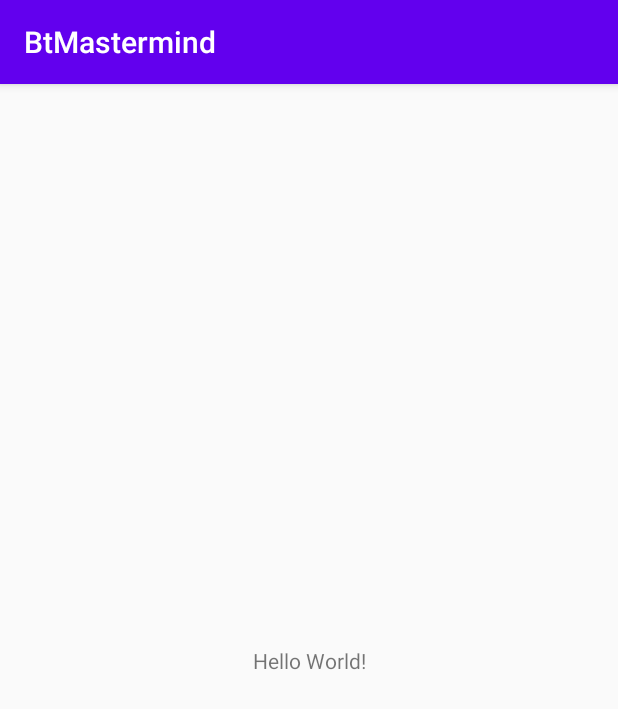
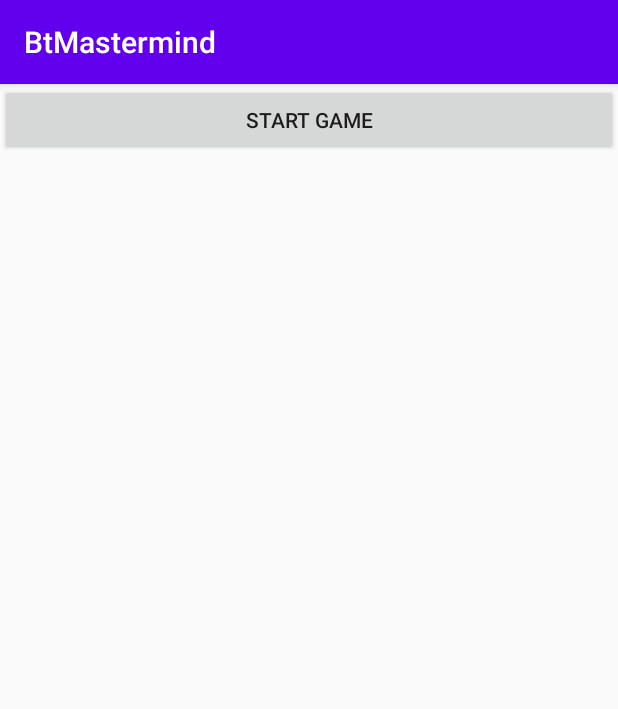
Before and after one commit to mkirilly/btmastermind, an Android app: the screen it shows after launch (MainActivity), on a phone screen of 412 x 824 dp. Shown: the top 709 px of the screen. Run offline under Robolectric (Android 15) with nearby library versions, the phone set to English and light mode, and no system bars.

Commit message:
Add empty "game activity" and button to start it
* Add a "game" activity that does not do anything at the moment.
* Replace the "Hello world!" text in the main activity with a button
that starts this new activity.
* Add in-app navigation that can take you back from the game to the
main activity.

```diff
--- a/app/src/main/res/layout/activity_main.xml
+++ b/app/src/main/res/layout/activity_main.xml
@@ -1,18 +1,17 @@
 <?xml version="1.0" encoding="utf-8"?>
-<androidx.constraintlayout.widget.ConstraintLayout xmlns:android="http://schemas.android.com/apk/res/android"
+<LinearLayout xmlns:android="http://schemas.android.com/apk/res/android"
     xmlns:app="http://schemas.android.com/apk/res-auto"
     xmlns:tools="http://schemas.android.com/tools"
     android:layout_width="match_parent"
     android:layout_height="match_parent"
+    android:orientation="vertical"
     tools:context=".MainActivity">
 
-    <TextView
-        android:layout_width="wrap_content"
+    <Button
+        android:layout_width="match_parent"
         android:layout_height="wrap_content"
-        android:text="Hello World!"
-        app:layout_constraintBottom_toBottomOf="parent"
-        app:layout_constraintLeft_toLeftOf="parent"
-        app:layout_constraintRight_toRightOf="parent"
-        app:layout_constraintTop_toTopOf="parent" />
+        android:text="@string/start_game"
+        android:onClick="startGameClicked"/>
 
-</androidx.constraintlayout.widget.ConstraintLayout>
+
+</LinearLayout>
--- a/app/src/main/res/values/strings.xml
+++ b/app/src/main/res/values/strings.xml
@@ -1,3 +1,4 @@
 <resources>
     <string name="app_name">BtMastermind</string>
+    <string name="start_game">Start game</string>
 </resources>
```
Also changed, not shown: app/src/main/AndroidManifest.xml (+8 -0 lines), app/src/main/java/com/mkirilly/btmastermind/GameActivity.java (added, +14 -0 lines), app/src/main/java/com/mkirilly/btmastermind/MainActivity.java (+10 -0 lines), app/src/main/res/layout/activity_game.xml (added, +17 -0 lines).
